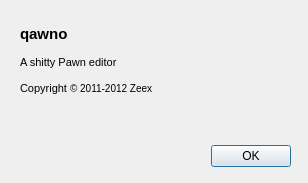
Above: src/AboutDialog.ui from Zeex/qawno before the change. Below: the same form after it.
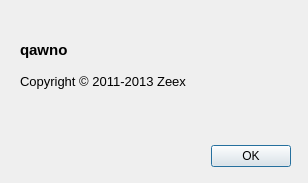
That is the form after the change.

Commit message: Port MainWindow UI to Qt designer

The edit to the form file:
```diff
--- a/src/AboutDialog.ui
+++ b/src/AboutDialog.ui
@@ -34,20 +34,23 @@
     <rect>
      <x>20</x>
      <y>10</y>
-     <width>221</width>
-     <height>101</height>
+     <width>241</width>
+     <height>111</height>
     </rect>
    </property>
+   <property name="font">
+    <font>
+     <pointsize>9</pointsize>
+    </font>
+   </property>
    <property name="text">
     <string>&lt;!DOCTYPE HTML PUBLIC &quot;-//W3C//DTD HTML 4.0//EN&quot; &quot;http://www.w3.org/TR/REC-html40/strict.dtd&quot;&gt;
 &lt;html&gt;&lt;head&gt;&lt;meta name=&quot;qrichtext&quot; content=&quot;1&quot; /&gt;&lt;style type=&quot;text/css&quot;&gt;
 p, li { white-space: pre-wrap; }
-&lt;/style&gt;&lt;/head&gt;&lt;body style=&quot; font-family:'MS Shell Dlg 2'; font-size:7.8pt; font-weight:400; font-style:normal;&quot;&gt;
-&lt;p style=&quot; margin-top:0px; margin-bottom:0px; margin-left:0px; margin-right:0px; -qt-block-indent:0; text-indent:0px;&quot;&gt;&lt;span style=&quot; font-size:11pt; font-weight:600;&quot;&gt;qawno&lt;/span&gt;&lt;/p&gt;
-&lt;p style=&quot;-qt-paragraph-type:empty; margin-top:0px; margin-bottom:0px; margin-left:0px; margin-right:0px; -qt-block-indent:0; text-indent:0px; font-size:8pt;&quot;&gt;&lt;/p&gt;
-&lt;p style=&quot; margin-top:0px; margin-bottom:0px; margin-left:0px; margin-right:0px; -qt-block-indent:0; text-indent:0px;&quot;&gt;&lt;span style=&quot; font-size:8pt;&quot;&gt;A shitty Pawn editor&lt;/span&gt;&lt;/p&gt;
-&lt;p style=&quot;-qt-paragraph-type:empty; margin-top:0px; margin-bottom:0px; margin-left:0px; margin-right:0px; -qt-block-indent:0; text-indent:0px; font-size:8pt;&quot;&gt;&lt;/p&gt;
-&lt;p style=&quot; margin-top:0px; margin-bottom:0px; margin-left:0px; margin-right:0px; -qt-block-indent:0; text-indent:0px;&quot;&gt;&lt;span style=&quot; font-size:8pt;&quot;&gt;Copyright &lt;/span&gt;© 2011-2012 Zeex&lt;/p&gt;&lt;/body&gt;&lt;/html&gt;</string>
+&lt;/style&gt;&lt;/head&gt;&lt;body style=&quot; font-family:'Sans Serif'; font-size:12pt; font-weight:400; font-style:normal;&quot;&gt;
+&lt;p style=&quot; margin-top:0px; margin-bottom:0px; margin-left:0px; margin-right:0px; -qt-block-indent:0; text-indent:0px;&quot;&gt;&lt;span style=&quot; font-family:'MS Shell Dlg 2'; font-size:11pt; font-weight:600;&quot;&gt;qawno&lt;/span&gt;&lt;/p&gt;
+&lt;p style=&quot;-qt-paragraph-type:empty; margin-top:0px; margin-bottom:0px; margin-left:0px; margin-right:0px; -qt-block-indent:0; text-indent:0px; font-family:'MS Shell Dlg 2'; font-size:10pt;&quot;&gt;&lt;br /&gt;&lt;/p&gt;
+&lt;p style=&quot; margin-top:0px; margin-bottom:0px; margin-left:0px; margin-right:0px; -qt-block-indent:0; text-indent:0px;&quot;&gt;&lt;span style=&quot; font-family:'MS Shell Dlg 2'; font-size:10pt;&quot;&gt;Copyright © 2011-2013 Zeex&lt;/span&gt;&lt;/p&gt;&lt;/body&gt;&lt;/html&gt;</string>
    </property>
   </widget>
  </widget>
```
The commit also changes 6 other files.
